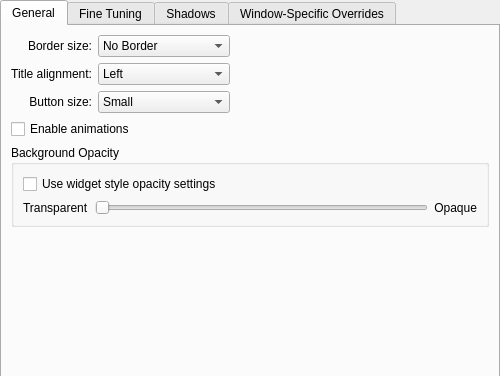
Before: the Qt Designer form decoration/config/ui/oxygenconfigurationui.ui in KDE/oxygen-transparent, drawn with Qt 5; both pictures show x 0 to 500 and y 0 to 376 of the 500 by 623 pixel window.
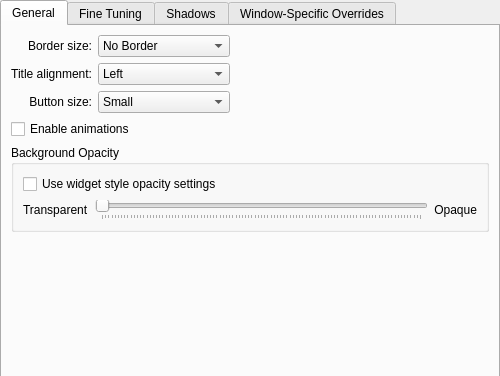
After: the same form once the commit is applied. Custom widgets are drawn as their Qt base class.

Commit message: added ticks below transparency slider

Diff of the .ui file:
```diff
--- a/decoration/config/ui/oxygenconfigurationui.ui
+++ b/decoration/config/ui/oxygenconfigurationui.ui
@@ -71,7 +71,7 @@
                 <enum>Qt::Horizontal</enum>
                </property>
                <property name="tickPosition">
-                <enum>QSlider::NoTicks</enum>
+                <enum>QSlider::TicksBelow</enum>
                </property>
               </widget>
              </item>
```
The commit also changes 1 other file.
